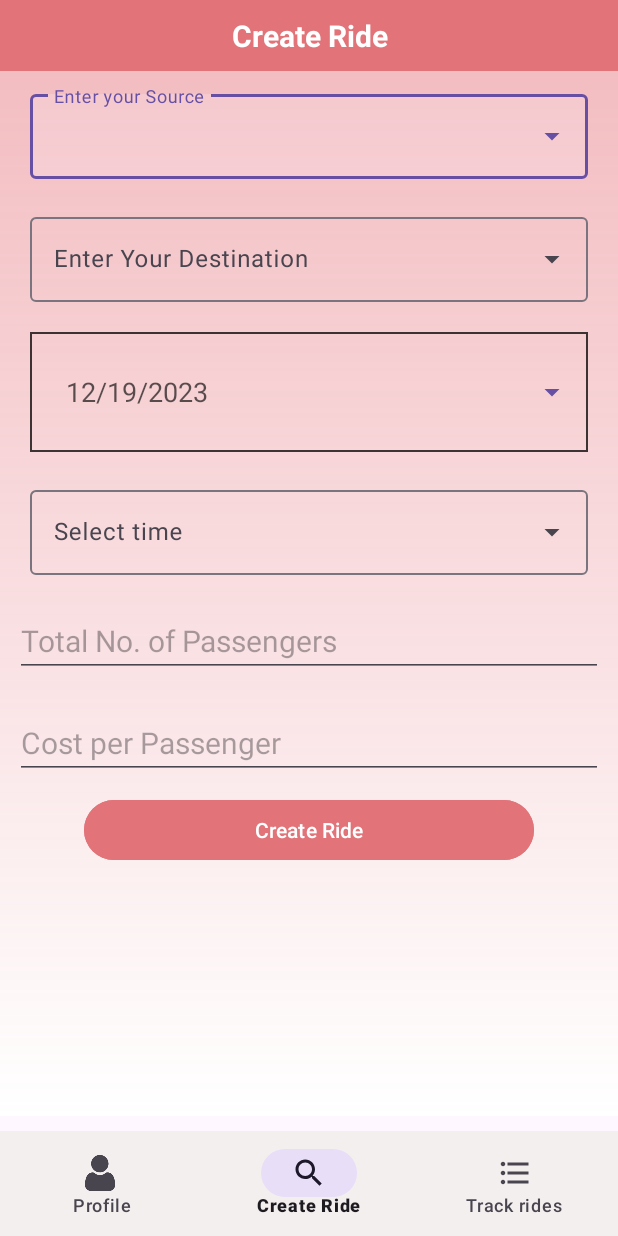
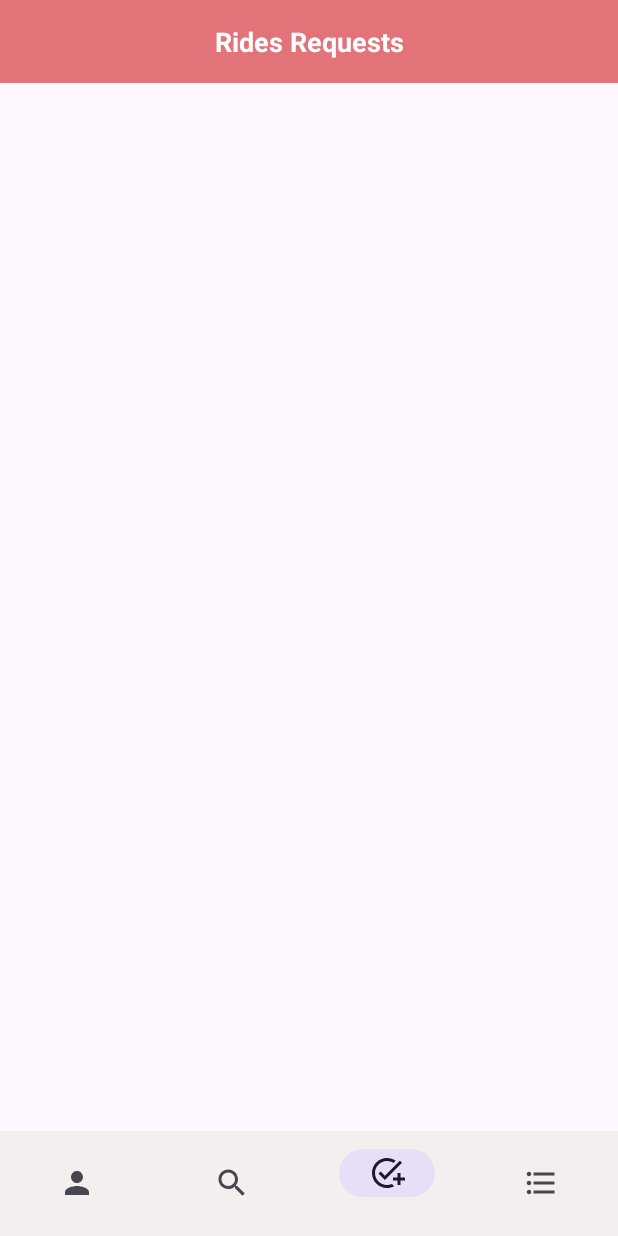
Before and after one commit to sama85/RideShare_Driver, an Android app: the screen it shows after launch once a user with an empty profile is signed in (DriverActivity), item 3 of the bottom bar chosen, on a phone screen of 412 x 824 dp. Run offline under Robolectric (Android 15) with nearby library versions, the phone set to English and light mode, and no system bars; our stand-ins replace Firebase (no records; nobody signed in at launch, a user with empty details on screens opened directly), Room's generated code, navigation-ui.

Commit message:
implemented requests page to view all incoming ride requests

```diff
--- /dev/null
+++ b/app/src/main/java/com/example/rideshare_driver/adapters/RequestsListAdapter.java
@@ -0,0 +1,71 @@
+package com.example.rideshare_driver.adapters;
+
+import android.util.Log;
+import android.view.LayoutInflater;
+import android.view.ViewGroup;
+
+import androidx.annotation.NonNull;
+import androidx.recyclerview.widget.RecyclerView;
+
+import com.example.rideshare_driver.databinding.RequestItemBinding;
+import com.example.rideshare_driver.models.Ride;
+
+import java.util.List;
+
+public class RequestsListAdapter extends  RecyclerView.Adapter<RequestsListAdapter.RideViewHolder>{
+    List<Ride> rides;
+    OnItemClickListener listener;
+
+    @NonNull
+    @Override
+    public RideViewHolder onCreateViewHolder(@NonNull ViewGroup parent, int viewType) {
+        RequestItemBinding binding = RequestItemBinding.inflate(LayoutInflater.from(parent.getContext()), parent, false);
+        return new RideViewHolder(binding);
+    }
+
+    @Override
+    public void onBindViewHolder(@NonNull RideViewHolder holder, int position) {
+        Ride rideItem = rides.get(position);
+        holder.bind(rideItem);
+    }
+
+    @Override
+    public int getItemCount() {
+        return rides.size();
+    }
+
+    public void updateRides(List<Ride> rides) {
+        this.rides = rides;
+        // to redraw recycler view
+        notifyDataSetChanged();
+    }
+
+    public class RideViewHolder extends RecyclerView.ViewHolder {
+        RequestItemBinding binding;
+
+        public RideViewHolder(RequestItemBinding binding) {
+            super(binding.getRoot());
+            this.binding = binding;
+        }
+
+        public void bind(Ride rideItem) {
+            binding.riderName.setText(rideItem.getRiderName());
+            binding.source.setText(rideItem.getSrc());
+            binding.destination.setText(rideItem.getDest());
+            binding.date.setText(rideItem.getDate());
+            binding.time.setText(rideItem.getTime());
+            binding.costValue.setText(String.valueOf(rideItem.getCost()));
+//            binding.bookBtn.setOnClickListener(view -> {
+//                if(listener != null)
+//                    listener.onItemClick(rideItem);
+//            });
+        }
+
+    }
+    public interface OnItemClickListener{
+        void onItemClick(Ride ride);
+    }
+    public void setOnItemClickListener(OnItemClickListener listener){
+        this.listener = listener;
+    }
+}
--- /dev/null
+++ b/app/src/main/java/com/example/rideshare_driver/view/RequestsFragment.java
@@ -0,0 +1,62 @@
+package com.example.rideshare_driver.view;
+
+import android.os.Bundle;
+import android.util.Log;
+import android.view.LayoutInflater;
+import android.view.View;
+import android.view.ViewGroup;
+
+import androidx.annotation.NonNull;
+import androidx.annotation.Nullable;
+import androidx.fragment.app.Fragment;
+import androidx.lifecycle.Observer;
+import androidx.lifecycle.ViewModelProvider;
+
+import com.example.rideshare_driver.adapters.RequestsListAdapter;
+import com.example.rideshare_driver.databinding.FragmentProfileBinding;
+import com.example.rideshare_driver.databinding.FragmentRequestsBinding;
+import com.example.rideshare_driver.models.Ride;
+import com.example.rideshare_driver.room.User;
+import com.example.rideshare_driver.viewmodel.ProfileViewModel;
+import com.example.rideshare_driver.viewmodel.RequestsViewModel;
+
+import java.util.List;
+
+public class RequestsFragment extends Fragment {
+    private FragmentRequestsBinding binding;
+    private RequestsViewModel viewModel;
+
+
+    @Nullable
+    @Override
+    public View onCreateView(@NonNull LayoutInflater inflater, @Nullable ViewGroup container, @Nullable Bundle savedInstanceState) {
+        super.onCreateView(inflater, container, savedInstanceState);
+        binding = FragmentRequestsBinding.inflate(inflater, container, false);
+        return binding.getRoot();
+    }
+    @Override
+    public void onViewCreated(@NonNull View view, @Nullable Bundle savedInstanceState) {
+        super.onViewCreated(view, savedInstanceState);
+
+        viewModel = new ViewModelProvider(this).get(RequestsViewModel.class);
+        RequestsListAdapter  adapter = new RequestsListAdapter();
+        binding.requestsList.setAdapter(adapter);
+        viewModel.getRideIds().observe(requireActivity(), new Observer<List<String>>() {
+            @Override
+            public void onChanged(List<String> ids) {
+                if(!ids.isEmpty()){
+                    Log.i("tracking", String.valueOf(ids.size()));
+                    viewModel.fetchRides(ids);
+                }
+            }
+        });
+        viewModel.getRides().observe(getViewLifecycleOwner(), new Observer<List<Ride>>() {
+            @Override
+            public void onChanged(List<Ride> rides) {
+                if(rides != null) {
+                    adapter.updateRides(rides);
+                }
+            }
+        });
+    }
+}
--- /dev/null
+++ b/app/src/main/java/com/example/rideshare_driver/viewmodel/RequestsViewModel.java
@@ -0,0 +1,106 @@
+package com.example.rideshare_driver.viewmodel;
+
+import android.app.Application;
+import android.util.Log;
+
+import androidx.annotation.NonNull;
+import androidx.lifecycle.AndroidViewModel;
+import androidx.lifecycle.MutableLiveData;
+
+import com.example.rideshare_driver.models.Ride;
+import com.google.firebase.auth.FirebaseAuth;
+import com.google.firebase.auth.FirebaseUser;
+import com.google.firebase.database.DataSnapshot;
+import com.google.firebase.database.DatabaseError;
+import com.google.firebase.database.DatabaseReference;
+import com.google.firebase.database.FirebaseDatabase;
+import com.google.firebase.database.Query;
+import com.google.firebase.database.ValueEventListener;
+
+import java.util.ArrayList;
+import java.util.List;
+
+public class RequestsViewModel extends AndroidViewModel {
+    private final MutableLiveData<List<Ride>> rides = new MutableLiveData<>(new ArrayList<>());
+    private DatabaseReference ordersRef;
+    private DatabaseReference ridesRef;
+    private MutableLiveData<List<String>> ridesId = new MutableLiveData<>(new ArrayList<>());
+    private List<String> riders = new ArrayList<>();
+    private FirebaseAuth mAuth;
+    private FirebaseUser firebaseUser;
+    public MutableLiveData<List<Ride>> getRides() {
+        return rides;
+    }
+    public MutableLiveData<List<String>> getRideIds() {
+        return ridesId;
+    }
+    public RequestsViewModel(@NonNull Application application) {
+        super(application);
+        ordersRef = FirebaseDatabase.getInstance("https://rideshareapp-authentication-default-rtdb.europe-west1.firebasedatabase.app/").getReference("orders");
+        ridesRef = FirebaseDatabase.getInstance("https://rideshareapp-authentication-default-rtdb.europe-west1.firebasedatabase.app/").getReference("rides");
+        mAuth = FirebaseAuth.getInstance();
+        firebaseUser = mAuth.getCurrentUser();
+        fetchIds();
+    }
+
+    public void fetchIds(){
+        /** add logic to:
+         *      1.  get all ride IDs of this rider in a list
+         *      2. loop through ids and fetch value (add value listener) for each id
+         * */
+        Query query = ordersRef.orderByChild("driverId").equalTo(firebaseUser.getUid());
+        query.addValueEventListener(new ValueEventListener() {
+            @Override
+            public void onDataChange(@NonNull DataSnapshot snapshot) {
+                if(snapshot.exists()){
+                    List<String> ids = new ArrayList<>();
+                    List<String> ridersList = new ArrayList<>();
+                    for (DataSnapshot dataSnapshot : snapshot.getChildren()){
+                        String id = dataSnapshot.child("rideId").getValue(String.class);
+                        String riderName = dataSnapshot.child("riderName").getValue(String.class);
+                        if(id != null) {
+                            ids.add(id);
+                            ridersList.add(riderName);
+                        }
+                    }
+                    ridesId.setValue(ids);
+                    riders = ridersList;
+                }
+            }
+
+            @Override
+            public void onCancelled(@NonNull DatabaseError error) {
+                Log.w("FirebaseData", "onCancelled", error.toException());
+            }
+        });
+    }
+
+    public void fetchRides(List<String> ids) {
+        ridesRef.addValueEventListener(new ValueEventListener() {
+            @Override
+            public void onDataChange(@NonNull DataSnapshot snapshot) {
+                if (snapshot.exists()) {
+                    List<Ride> ridesList = new ArrayList<>();
+                    for (DataSnapshot dataSnapshot : snapshot.getChildren()) {
+                        Ride ride = dataSnapshot.getValue(Ride.class);
+                        for(String id : ids) {
+                            //search ride in ids
+                            if (ride != null && dataSnapshot.getKey().equals(id)) {
+                                Log.i("tracking", "ride src: " + ride.getSrc());
+                                int ride_index = ridesId.getValue().indexOf(id);
+                                ride.setRiderName(riders.get(ride_index));
+                                ridesList.add(ride);
+                            }
+                        }
+                    }
+                    rides.setValue(ridesList);
+                }
+            }
+
+            @Override
+            public void onCancelled(@NonNull DatabaseError error) {
+                Log.w("FirebaseData", "onCancelled", error.toException());
+            }
+        });
+    }
+}
--- /dev/null
+++ b/app/src/main/res/drawable/baseline_person_24.xml
@@ -0,0 +1,5 @@
+<vector android:height="24dp" android:tint="#000000"
+    android:viewportHeight="24" android:viewportWidth="24"
+    android:width="24dp" xmlns:android="http://schemas.android.com/apk/res/android">
+    <path android:fillColor="@android:color/white" android:pathData="M12,12c2.21,0 4,-1.79 4,-4s-1.79,-4 -4,-4 -4,1.79 -4,4 1.79,4 4,4zM12,14c-2.67,0 -8,1.34 -8,4v2h16v-2c0,-2.66 -5.33,-4 -8,-4z"/>
+</vector>
--- /dev/null
+++ b/app/src/main/res/drawable/ic_request.xml
@@ -0,0 +1,5 @@
+<vector android:height="24dp" android:tint="#000000"
+    android:viewportHeight="24" android:viewportWidth="24"
+    android:width="24dp" xmlns:android="http://schemas.android.com/apk/res/android">
+    <path android:fillColor="@android:color/white" android:pathData="M22,5.18L10.59,16.6l-4.24,-4.24l1.41,-1.41l2.83,2.83l10,-10L22,5.18zM12,20c-4.41,0 -8,-3.59 -8,-8s3.59,-8 8,-8c1.57,0 3.04,0.46 4.28,1.25l1.45,-1.45C16.1,2.67 14.13,2 12,2C6.48,2 2,6.48 2,12s4.48,10 10,10c1.73,0 3.36,-0.44 4.78,-1.22l-1.5,-1.5C14.28,19.74 13.17,20 12,20zM19,15h-3v2h3v3h2v-3h3v-2h-3v-3h-2V15z"/>
+</vector>
--- /dev/null
+++ b/app/src/main/res/layout/fragment_requests.xml
@@ -0,0 +1,36 @@
+<?xml version="1.0" encoding="utf-8"?>
+<androidx.constraintlayout.widget.ConstraintLayout xmlns:android="http://schemas.android.com/apk/res/android"
+    android:layout_width="match_parent"
+    android:layout_height="match_parent"
+    xmlns:app="http://schemas.android.com/apk/res-auto"
+    xmlns:tools="http://schemas.android.com/tools">
+
+    <TextView
+        android:id="@+id/requests"
+        android:layout_width="match_parent"
+        android:layout_height="wrap_content"
+        android:background="@color/main"
+        android:padding="15dp"
+        android:text="Rides Requests"
+        android:textAlignment="center"
+        android:textColor="@color/white"
+        android:textSize="18sp"
+        android:textStyle="bold"
+        app:layout_constraintEnd_toEndOf="parent"
+        app:layout_constraintHorizontal_bias="0.0"
+        app:layout_constraintStart_toStartOf="parent"
+        app:layout_constraintTop_toTopOf="parent" />
+
+    <androidx.recyclerview.widget.RecyclerView
+        android:id="@+id/requests_list"
+        android:layout_width="0dp"
+        android:layout_height="0dp"
+        android:clipToPadding="false"
+        app:layoutManager="androidx.recyclerview.widget.LinearLayoutManager"
+        android:layout_marginTop="20dp"
+        app:layout_constraintStart_toStartOf="parent"
+        app:layout_constraintEnd_toEndOf="parent"
+        app:layout_constraintTop_toBottomOf="@id/requests"
+        app:layout_constraintBottom_toBottomOf="parent" />
+
+</androidx.constraintlayout.widget.ConstraintLayout>
--- a/app/src/main/res/menu/bottom_nav.xml
+++ b/app/src/main/res/menu/bottom_nav.xml
@@ -1,12 +1,15 @@
 <?xml version="1.0" encoding="utf-8"?>
 <menu xmlns:android="http://schemas.android.com/apk/res/android">
-    <item android:title="Profile"
+    <item android:title=" "
         android:id="@+id/profileFragment"
-        android:icon="@drawable/ic_profile"/>
-    <item android:title="Create Ride"
+        android:icon="@drawable/baseline_person_24"/>
+    <item android:title=" "
         android:id="@+id/createRideFragment"
         android:icon="@drawable/ic_search"/>
-    <item android:title="Track rides"
+    <item android:title=" "
+        android:id="@+id/requestsFragment"
+        android:icon="@drawable/ic_request"/>
+    <item android:title=" "
         android:id="@+id/history_item"
         android:icon="@drawable/ic_history"/>
 </menu>
--- a/app/src/main/res/navigation/app_nav_graph.xml
+++ b/app/src/main/res/navigation/app_nav_graph.xml
@@ -14,4 +14,8 @@
         android:name="com.example.rideshare_driver.view.profileFragment"
         android:label="fragment_profile"
         tools:layout="@layout/fragment_profile" />
+    <fragment
+        android:id="@+id/requestsFragment"
+        android:name="com.example.rideshare_driver.view.RequestsFragment"
+        android:label="RequestsFragment" />
 </navigation>
```
Also changed, not shown: app/src/main/java/com/example/rideshare_driver/models/Ride.java (+9 -0 lines), app/src/main/res/layout/request_item.xml (added, +192 -0 lines).
